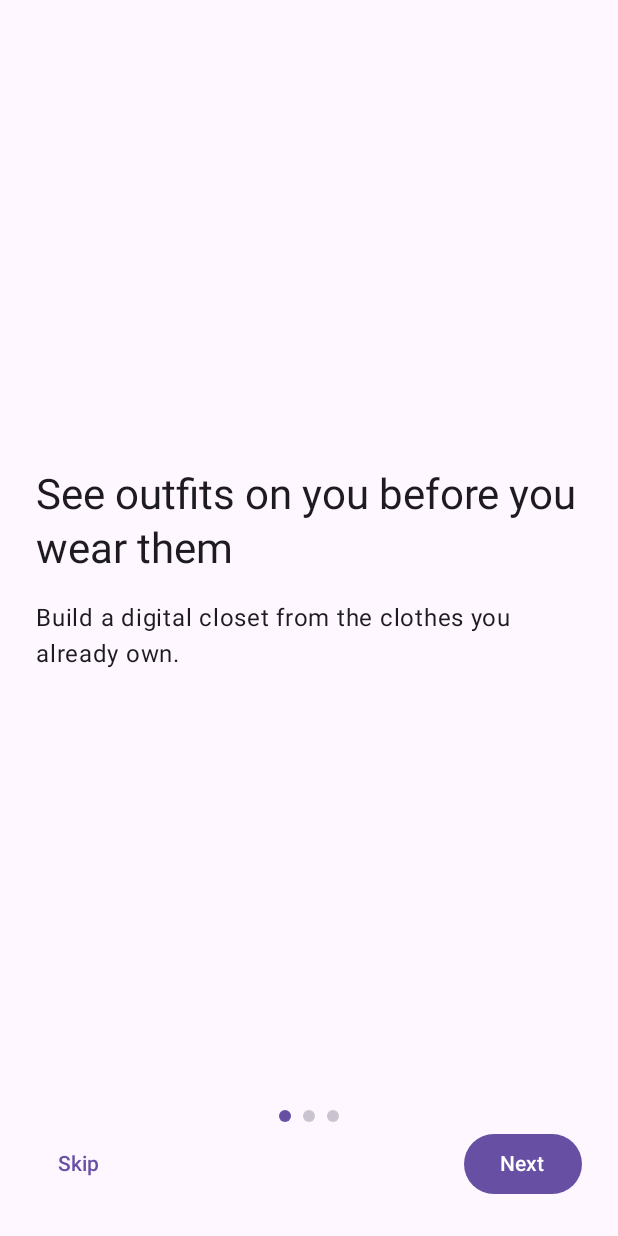
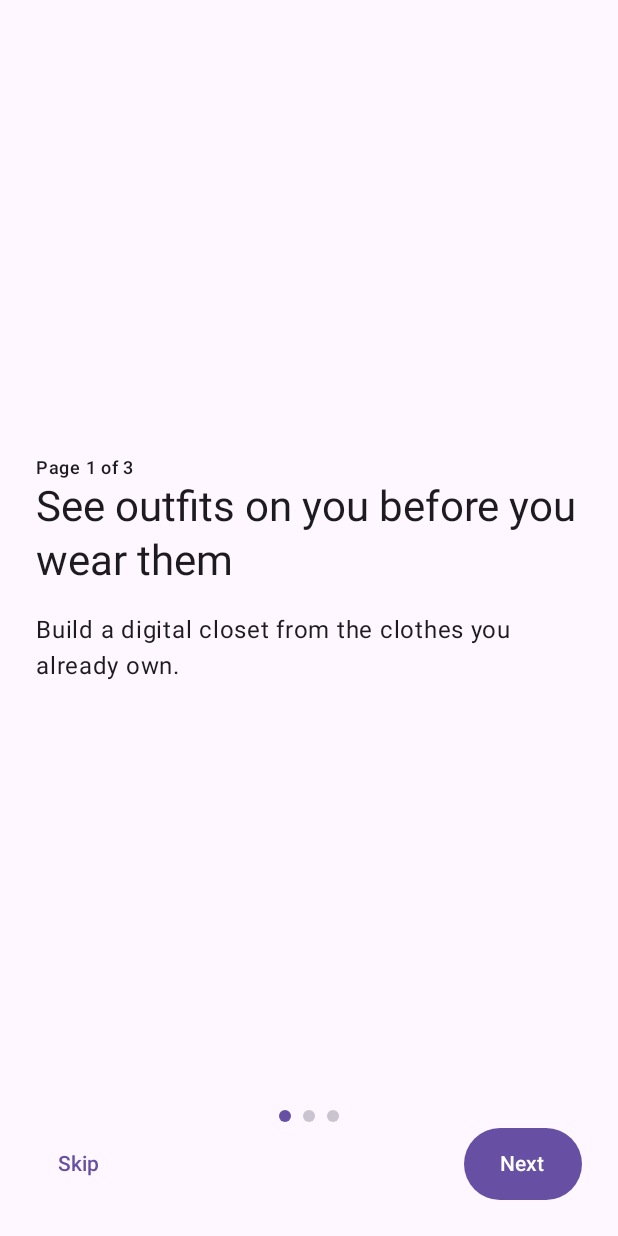
Before and after one commit to fsbonilha/veste-ai, an Android app built with Jetpack Compose: the screen it shows after launch (MainActivity), on a phone screen of 412 x 824 dp. Run offline under Robolectric (Android 15) with nearby library versions, the phone set to English and light mode, and no system bars; our stand-ins replace Dagger/Hilt's generated code.

Commit message:
Onboarding and settings: announce state, and give settings a failure state
- The carousel only moved a decorative dot, so a screen reader had no way to
  tell the page changed: it now exposes 'Page n of m' as a live region and the
  dots are explicitly decorative.
- The camera preview was an unlabelled surface; it is now described as the
  camera view the framing guide belongs to.
- Settings had no error state at all: if the credential store could not be
  read the screen was simply blank after loading. It now shows copy and a
  retry, and the ViewModel has a loadFailed flag to drive it.
- Key and clear-data messages announce themselves; dismiss buttons and dialog
  actions reach the 48dp target.

```diff
--- a/app/src/main/java/com/vesteai/feature/settings/SettingsNavigation.kt
+++ b/app/src/main/java/com/vesteai/feature/settings/SettingsNavigation.kt
@@ -50,5 +50,6 @@ internal fun SettingsRoute(
         onCancelClearData = viewModel::cancelClearData,
         onDismissClearDataResult = viewModel::dismissClearDataResult,
         onDismissKeyMessage = viewModel::dismissKeyMessage,
+        onRetry = viewModel::retry,
     )
 }
--- a/app/src/main/java/com/vesteai/ui/onboarding/WelcomeCarouselScreen.kt
+++ b/app/src/main/java/com/vesteai/ui/onboarding/WelcomeCarouselScreen.kt
@@ -6,6 +6,7 @@ import androidx.compose.foundation.layout.Column
 import androidx.compose.foundation.layout.Row
 import androidx.compose.foundation.layout.fillMaxSize
 import androidx.compose.foundation.layout.fillMaxWidth
+import androidx.compose.foundation.layout.heightIn
 import androidx.compose.foundation.layout.padding
 import androidx.compose.foundation.layout.size
 import androidx.compose.foundation.background
@@ -22,8 +23,13 @@ import androidx.compose.runtime.setValue
 import androidx.compose.ui.Alignment
 import androidx.compose.ui.Modifier
 import androidx.compose.ui.res.stringResource
+import androidx.compose.ui.semantics.LiveRegionMode
+import androidx.compose.ui.semantics.clearAndSetSemantics
+import androidx.compose.ui.semantics.liveRegion
+import androidx.compose.ui.semantics.semantics
 import androidx.compose.ui.unit.dp
 import com.vesteai.R
+import com.vesteai.ui.common.MinimumTouchTarget
 
 private data class WelcomePage(val titleRes: Int, val bodyRes: Int)
 
@@ -38,12 +44,24 @@ fun WelcomeCarouselScreen(onFinished: () -> Unit) {
     var page by remember { mutableIntStateOf(0) }
     val current = welcomePages[page]
     val isLast = page == welcomePages.lastIndex
+    val pagePosition = stringResource(
+        R.string.onboarding_page_indicator,
+        page + 1,
+        welcomePages.size,
+    )
 
     Column(
         modifier = Modifier.fillMaxSize().padding(24.dp),
         verticalArrangement = Arrangement.SpaceBetween,
     ) {
         Column(verticalArrangement = Arrangement.Center, modifier = Modifier.weight(1f)) {
+            // A new page replaces the old one without any focus change, so the position is the
+            // only thing that can tell a screen reader the carousel moved.
+            Text(
+                text = pagePosition,
+                style = MaterialTheme.typography.labelMedium,
+                modifier = Modifier.semantics { liveRegion = LiveRegionMode.Polite },
+            )
             Text(
                 text = stringResource(current.titleRes),
                 style = MaterialTheme.typography.headlineMedium,
@@ -58,6 +76,7 @@ fun WelcomeCarouselScreen(onFinished: () -> Unit) {
             modifier = Modifier.fillMaxWidth(),
             horizontalArrangement = Arrangement.Center,
         ) {
+            // The dots are decoration; the position text above already says where the user is.
             welcomePages.indices.forEach { index ->
                 val color = if (index == page) {
                     MaterialTheme.colorScheme.primary
@@ -68,7 +87,8 @@ fun WelcomeCarouselScreen(onFinished: () -> Unit) {
                     modifier = Modifier
                         .padding(4.dp)
                         .size(8.dp)
-                        .background(color, CircleShape),
+                        .background(color, CircleShape)
+                        .clearAndSetSemantics {},
                 )
             }
         }
@@ -77,8 +97,14 @@ fun WelcomeCarouselScreen(onFinished: () -> Unit) {
             horizontalArrangement = Arrangement.SpaceBetween,
             verticalAlignment = Alignment.CenterVertically,
         ) {
-            TextButton(onClick = onFinished) { Text(stringResource(R.string.onboarding_skip)) }
-            Button(onClick = { if (isLast) onFinished() else page++ }) {
+            TextButton(
+                onClick = onFinished,
+                modifier = Modifier.heightIn(min = MinimumTouchTarget),
+            ) { Text(stringResource(R.string.onboarding_skip)) }
+            Button(
+                onClick = { if (isLast) onFinished() else page++ },
+                modifier = Modifier.heightIn(min = MinimumTouchTarget),
+            ) {
                 Text(stringResource(if (isLast) R.string.onboarding_get_started else R.string.onboarding_next))
             }
         }
```
Also changed, not shown: app/src/main/java/com/vesteai/feature/settings/SettingsScreen.kt (+50 -11 lines), app/src/main/java/com/vesteai/feature/settings/SettingsViewModel.kt (+35 -12 lines), app/src/main/java/com/vesteai/ui/onboarding/BaselineCaptureScreen.kt (+14 -4 lines).
